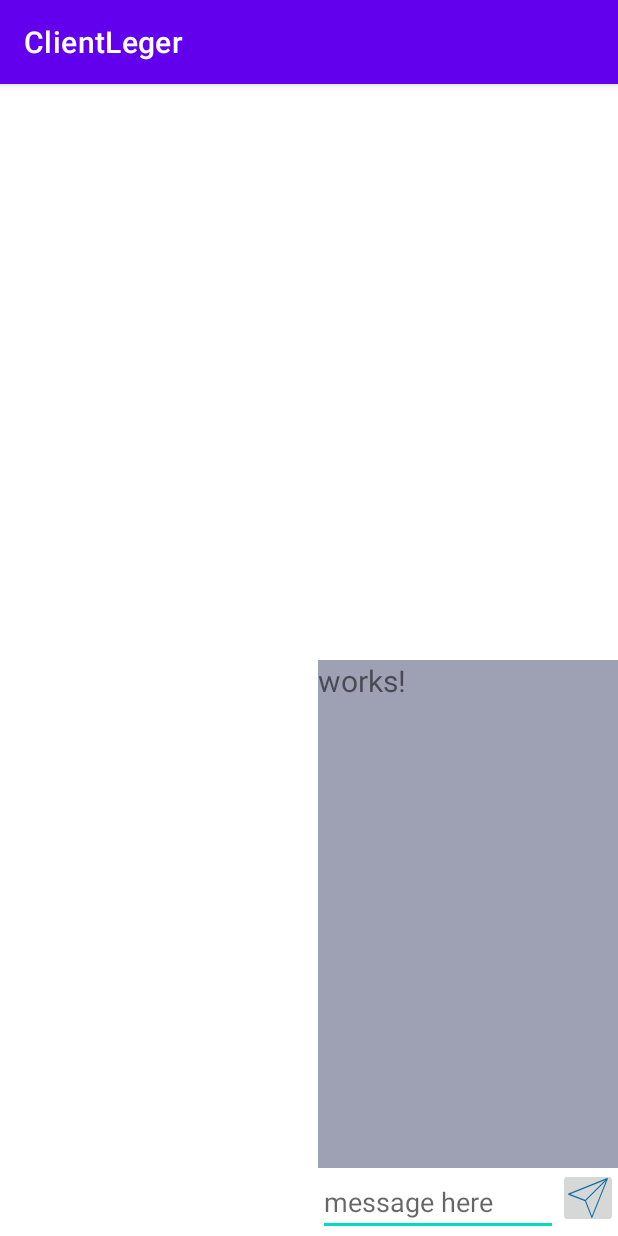
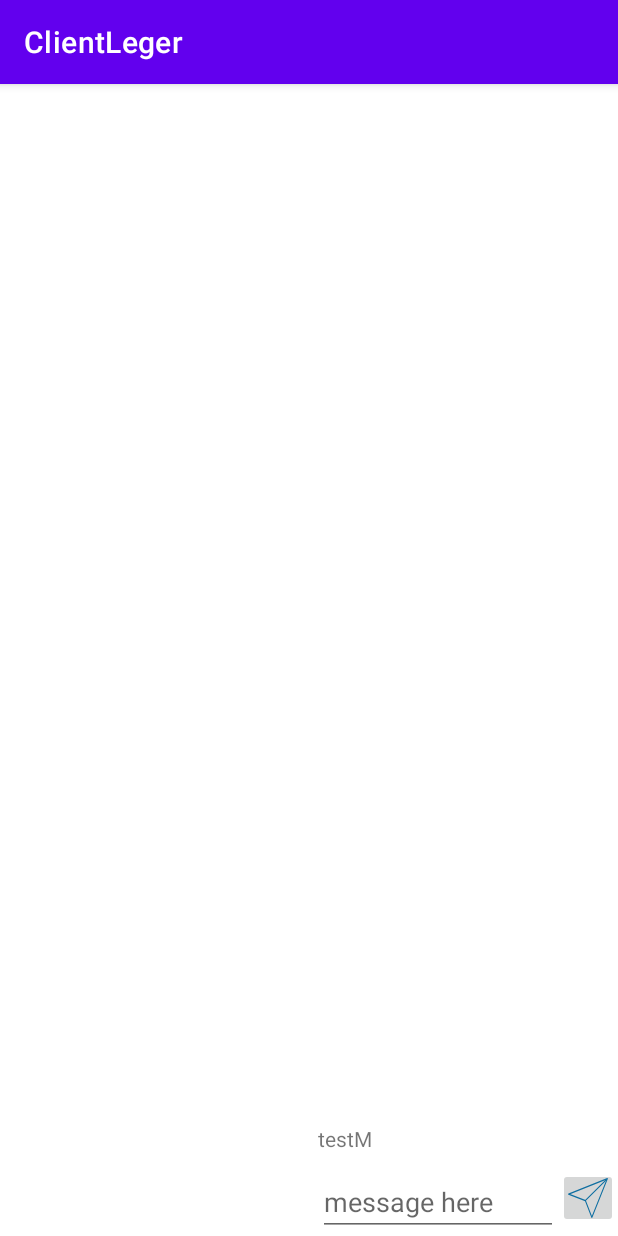
Before and after one commit to SamuelPoulin/neopolydessin, an Android app: the screen it shows after launch (MainmenuActivity), on a phone screen of 412 x 824 dp. Run offline under Robolectric (Android 15) with nearby library versions, the phone set to English and light mode, and no system bars; libraries missing offline, so code that uses them is left out: io.socket.client, io.socket.emitter; 5 statements that could not run were skipped.

Commit message:
P-31-34 ajout de recyclerview pour le chat

```diff
--- a/clientLeger/app/build.gradle
+++ b/clientLeger/app/build.gradle
@@ -63,4 +63,5 @@ dependencies {
     }
     implementation 'com.android.support:multidex:1.0.3'
     implementation "org.jetbrains.kotlinx:kotlinx-serialization-json:1.0.1"
+    implementation "androidx.recyclerview:recyclerview:1.1.0"
 }
--- a/clientLeger/app/src/main/java/com/projet/clientleger/ui/chat/ChatFragment.kt
+++ b/clientLeger/app/src/main/java/com/projet/clientleger/ui/chat/ChatFragment.kt
@@ -4,8 +4,9 @@ import android.os.Bundle
 import android.view.LayoutInflater
 import android.view.View
 import android.view.ViewGroup
-import android.widget.TextView
 import androidx.fragment.app.Fragment
+import androidx.recyclerview.widget.LinearLayoutManager
+import androidx.recyclerview.widget.RecyclerView
 import com.projet.clientleger.R
 import com.projet.clientleger.data.api.service.SocketService
 import com.projet.clientleger.data.model.MessageChat
@@ -28,11 +29,13 @@ private const val ARG_PARAM2 = "param2"
  * create an instance of this fragment.
  */
 class ChatFragment : Fragment(), ChatListener {
+    private var messages: ArrayList<MessageChat> = ArrayList<MessageChat>()
     override fun onCreate(savedInstanceState: Bundle?) {
         println("fragCreation-----------------------------------$savedInstanceState")
         super.onCreate(savedInstanceState)
         arguments?.let {
         }
+        messages.add(MessageChat("me", "testM", 0))
         SocketService.setCallbacks("receiveMsg",fct = {input: Any?->receiveMsg(input as MessageChat)})
         SocketService.setCallbacks("sendMsg",fct = {input: Any?->sendMsg(input as MessageChat)})
     }
@@ -48,6 +51,12 @@ class ChatFragment : Fragment(), ChatListener {
         sendButton.setOnClickListener(){
             sendButton()
         }
+        val rvMessages = activity?.findViewById<View>(R.id.rvMessages) as RecyclerView
+        val adapter = MessagesAdapter(messages)
+        val mLinearLayoutManager: LinearLayoutManager = LinearLayoutManager(activity)
+        mLinearLayoutManager.stackFromEnd = true
+        rvMessages.layoutManager = LinearLayoutManager(activity)
+        rvMessages.adapter = adapter
     }
     private fun sendButton(){
         val text:String = (chatBox.text).toString()
@@ -56,7 +65,7 @@ class ChatFragment : Fragment(), ChatListener {
         addMessage(adjustedText, timestamp)
         sendMsg(MessageChat("guiboy", adjustedText, System.currentTimeMillis()))
         chatBox.text.clear()
-
+        println("$messages---------------------------------------")
         //envoyer le message à la db
         //ajoute le message à la boite de chat locale
     }
@@ -67,13 +76,16 @@ class ChatFragment : Fragment(), ChatListener {
     private fun addMessage(text:String, timestamp:String){
         if(text.isNotBlank()){
             val formattedText:String = ("[$timestamp] $text")
-            val messageView:TextView = TextView(activity)
-            messageView.textSize = 20f
-            messageView.text = formattedText
-            messageBox.addView(messageView)
-            scrollbar.post{
-                scrollbar.fullScroll(View.FOCUS_DOWN)
-            }
+            messages.add(MessageChat("me", text, System.currentTimeMillis()))
+            rvMessages.adapter?.notifyItemInserted(messages.size-1)
+            rvMessages.scrollToPosition(messages.size-1)
+//            val messageView:TextView = TextView(activity)
+//            messageView.textSize = 20f
+//            messageView.text = formattedText
+//            messageBox.addView(messageView)
+//            scrollbar.post{
+//                scrollbar.fullScroll(View.FOCUS_DOWN)
+//            }
         }
     }
 
--- /dev/null
+++ b/clientLeger/app/src/main/java/com/projet/clientleger/ui/chat/MessagesAdapter.kt
@@ -0,0 +1,39 @@
+package com.projet.clientleger.ui.chat
+
+import android.view.LayoutInflater
+import android.view.View
+import android.view.ViewGroup
+import android.widget.TextView
+import androidx.recyclerview.widget.RecyclerView
+import com.projet.clientleger.R
+import com.projet.clientleger.data.model.MessageChat
+
+class MessagesAdapter(private val mMessages: List<MessageChat>): RecyclerView.Adapter<MessagesAdapter.ViewHolder>() {
+
+    class ViewHolder(listItemView: View): RecyclerView.ViewHolder(listItemView){
+        val messageTextView: TextView = itemView.findViewById<TextView>(R.id.message_content)
+    }
+
+    override fun onCreateViewHolder(parent: ViewGroup, viewType: Int): ViewHolder {
+        val inflater = LayoutInflater.from(parent.context)
+        // Inflate the custom layout
+        val contactView = inflater.inflate(R.layout.item_message, parent, false)
+        // Return a new holder instance
+        return ViewHolder(contactView)
+    }
+    override fun onBindViewHolder(viewHolder: MessagesAdapter.ViewHolder, position: Int) {
+        // Get the data model based on position
+        //val message: MessageChat = mMessages[position]
+        // Set item views based on your views and data model
+        //val textView = viewHolder.messageTextView
+        //textView.text = message.content
+        //val button = viewHolder.messageButton
+        //button.text = if (contact.isOnline) "Message" else "Offline"
+        //button.isEnabled = contact.isOnline
+        viewHolder.messageTextView.text = mMessages[position].content
+    }
+
+    override fun getItemCount(): Int {
+        return mMessages.size
+    }
+}
--- a/clientLeger/app/src/main/res/layout/fragment_chat.xml
+++ b/clientLeger/app/src/main/res/layout/fragment_chat.xml
@@ -1,37 +1,44 @@
 <?xml version="1.0" encoding="utf-8"?>
-<LinearLayout xmlns:android="http://schemas.android.com/apk/res/android"
+<RelativeLayout xmlns:android="http://schemas.android.com/apk/res/android"
     xmlns:tools="http://schemas.android.com/tools"
     android:layout_width="200dp"
     android:layout_height="match_parent"
     tools:context=".ui.chat.ChatFragment"
     android:orientation="vertical">
 
-    <ScrollView
-        android:id="@+id/scrollbar"
-        android:layout_width="fill_parent"
-        android:layout_height="690dp"
-        android:layout_weight="1"
-        android:background="#9ea0b4">
+    <androidx.recyclerview.widget.RecyclerView
+        android:id="@+id/rvMessages"
+        android:layout_width="match_parent"
+        android:layout_height="wrap_content"
+        android:layout_above="@id/chatSendBox"/>
+<!--    <androidx.core.widget.NestedScrollView-->
+<!--        android:id="@+id/scrollbar"-->
+<!--        android:layout_width="fill_parent"-->
+<!--        android:layout_height="0dp"-->
+<!--        android:layout_weight="1">-->
 
-        <LinearLayout
-            android:id="@+id/messageBox"
-            android:layout_width="fill_parent"
-            android:layout_height="wrap_content"
-            android:orientation="vertical">
+<!--        <LinearLayout-->
+<!--            android:id="@+id/messageBox"-->
+<!--            android:layout_width="fill_parent"-->
+<!--            android:layout_height="wrap_content"-->
+<!--            android:orientation="vertical">-->
 
-            <TextView
-                android:id="@+id/chatText"
-                android:layout_width="fill_parent"
-                android:layout_height="wrap_content"
-                android:text="works!"
-                android:textSize="20sp" />
-        </LinearLayout>
+<!--            <TextView-->
+<!--                android:id="@+id/chatText"-->
+<!--                android:layout_width="fill_parent"-->
+<!--                android:layout_height="wrap_content"-->
+<!--                android:text="works!"-->
+<!--                android:textSize="20sp" />-->
+<!--        </LinearLayout>-->
 
-    </ScrollView>
+<!--    </androidx.core.widget.NestedScrollView>-->
 
     <LinearLayout
+        android:id="@+id/chatSendBox"
         android:layout_width="200dp"
-        android:layout_height="wrap_content">
+        android:layout_height="wrap_content"
+        android:layout_alignParentBottom="true"
+        >
 
         <EditText
             android:id="@+id/chatBox"
@@ -50,4 +57,4 @@
             android:src="@drawable/sendmessageicon" />
     </LinearLayout>
 
-</LinearLayout>
+</RelativeLayout>
--- /dev/null
+++ b/clientLeger/app/src/main/res/layout/item_message.xml
@@ -0,0 +1,13 @@
+<?xml version="1.0" encoding="utf-8"?>
+<LinearLayout xmlns:android="http://schemas.android.com/apk/res/android"
+    android:orientation="horizontal" android:layout_width="match_parent"
+    android:layout_height="wrap_content"
+    android:paddingTop="10dp"
+    android:paddingBottom="10dp">
+    <TextView
+        android:id="@+id/message_content"
+        android:layout_width="0dp"
+        android:layout_height="wrap_content"
+        android:layout_weight="1"/>
+
+</LinearLayout>
```
